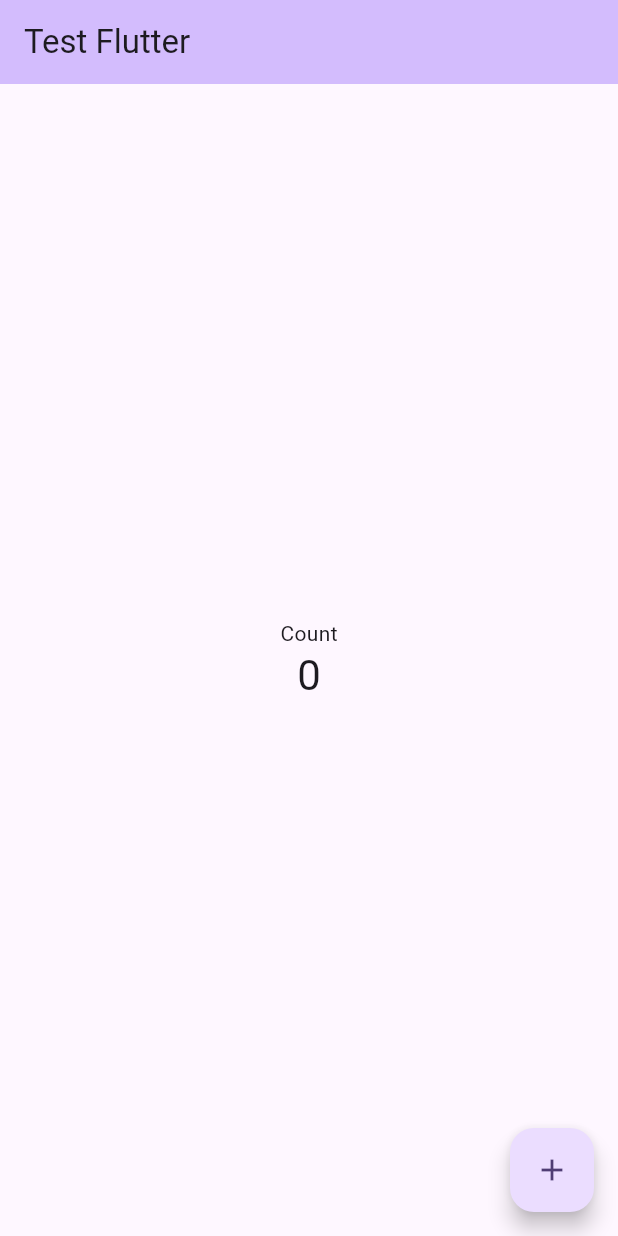
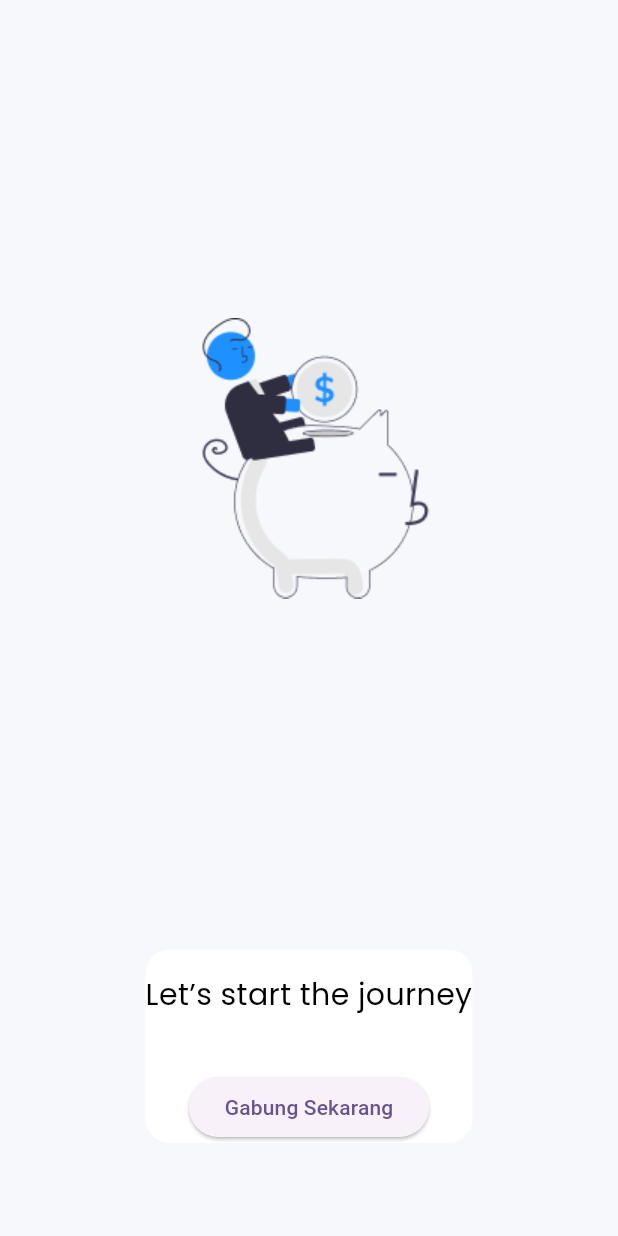
Before and after one commit to faizmuzaki/2117051066-advanced-mobile, a Flutter app: the screen it shows after launch, on a phone screen of 412 x 824 dp. Run offline on Flutter 3.47's test engine with Material 2 defaults, Android fonts, the phone set to English and light mode, and no system bars.

Commit message:
slicing ui

```diff
--- a/lib/main.dart
+++ b/lib/main.dart
@@ -1,4 +1,5 @@
 import 'package:flutter/material.dart';
+import 'package:justduit/screens/onboarding_screen.dart';
 
 void main() {
   runApp(const MyApp());
@@ -11,6 +12,7 @@ class MyApp extends StatelessWidget {
   @override
   Widget build(BuildContext context) {
     return MaterialApp(
+      debugShowCheckedModeBanner: false,
       title: 'Flutter Demo',
       theme: ThemeData(
         // This is the theme of your application.
@@ -31,95 +33,14 @@ class MyApp extends StatelessWidget {
         colorScheme: ColorScheme.fromSeed(seedColor: Colors.deepPurple),
         useMaterial3: true,
       ),
-      home: const MyHomePage(title: 'Test Flutter'),
+      home: const Onboardingscreen(),
+      //   home: Scaffold(a
+      //     body: Center(
+      //       child: Text("Test"),
+      //     ),
+      //   ),
+      // );
+      // }
     );
   }
 }
-
-class MyHomePage extends StatefulWidget {
-  const MyHomePage({super.key, required this.title});
-
-  // This widget is the home page of your application. It is stateful, meaning
-  // that it has a State object (defined below) that contains fields that affect
-  // how it looks.
-
-  // This class is the configuration for the state. It holds the values (in this
-  // case the title) provided by the parent (in this case the App widget) and
-  // used by the build method of the State. Fields in a Widget subclass are
-  // always marked "final".
-
-  final String title;
-
-  @override
-  State<MyHomePage> createState() => _MyHomePageState();
-}
-
-class _MyHomePageState extends State<MyHomePage> {
-  int _counter = 0;
-
-  void _incrementCounter() {
-    setState(() {
-      // This call to setState tells the Flutter framework that something has
-      // changed in this State, which causes it to rerun the build method below
-      // so that the display can reflect the updated values. If we changed
-      // _counter without calling setState(), then the build method would not be
-      // called again, and so nothing would appear to happen.
-      _counter++;
-    });
-  }
-
-  @override
-  Widget build(BuildContext context) {
-    // This method is rerun every time setState is called, for instance as done
-    // by the _incrementCounter method above.
-    //
-    // The Flutter framework has been optimized to make rerunning build methods
-    // fast, so that you can just rebuild anything that needs updating rather
-    // than having to individually change instances of widgets.
-    return Scaffold(
-      appBar: AppBar(
-        // TRY THIS: Try changing the color here to a specific color (to
-        // Colors.amber, perhaps?) and trigger a hot reload to see the AppBar
-        // change color while the other colors stay the same.
-        backgroundColor: Theme.of(context).colorScheme.inversePrimary,
-        // Here we take the value from the MyHomePage object that was created by
-        // the App.build method, and use it to set our appbar title.
-        title: Text(widget.title),
-      ),
-      body: Center(
-        // Center is a layout widget. It takes a single child and positions it
-        // in the middle of the parent.
-        child: Column(
-          // Column is also a layout widget. It takes a list of children and
-          // arranges them vertically. By default, it sizes itself to fit its
-          // children horizontally, and tries to be as tall as its parent.
-          //
-          // Column has various properties to control how it sizes itself and
-          // how it positions its children. Here we use mainAxisAlignment to
-          // center the children vertically; the main axis here is the vertical
-          // axis because Columns are vertical (the cross axis would be
-          // horizontal).
-          //
-          // TRY THIS: Invoke "debug painting" (choose the "Toggle Debug Paint"
-          // action in the IDE, or press "p" in the console), to see the
-          // wireframe for each widget.
-          mainAxisAlignment: MainAxisAlignment.center,
-          children: <Widget>[
-            const Text(
-              'Count',
-            ),
-            Text(
-              '$_counter',
-              style: Theme.of(context).textTheme.headlineMedium,
-            ),
-          ],
-        ),
-      ),
-      floatingActionButton: FloatingActionButton(
-        onPressed: _incrementCounter,
-        tooltip: 'Increment',
-        child: const Icon(Icons.add),
-      ), // This trailing comma makes auto-formatting nicer for build methods.
-    );
-  }
-}
--- /dev/null
+++ b/lib/screens/onboarding_screen.dart
@@ -0,0 +1,57 @@
+import 'package:flutter/material.dart';
+
+class Onboardingscreen extends StatelessWidget {
+  const Onboardingscreen({Key? key}) : super(key: key);
+
+  @override
+  Widget build(BuildContext context) {
+    return Scaffold(
+      backgroundColor: Color(0xFFF6F8FB),
+      body: Column(
+        children: [
+          // Bagian atas dengan gambar
+          Expanded(
+            child: Padding(
+              padding: const EdgeInsets.only(
+                  top: 40.0), // Atur padding di atas gambar
+              child: Image.asset("assets/images/shop.png"),
+            ),
+          ),
+          // Bagian tengah dengan teks dan tombol
+          SafeArea(
+            child: Container(
+              margin: const EdgeInsets.symmetric(vertical: 62, horizontal: 16),
+              decoration: BoxDecoration(
+                color: Colors.white,
+                borderRadius: BorderRadius.circular(16.0), // Atur borderRadius
+              ),
+              child: Column(
+                children: [
+                  const Padding(
+                    padding: EdgeInsets.only(top: 16, bottom: 16),
+                    child: Text(
+                      "Let’s start the journey",
+                      style: TextStyle(
+                        fontSize: 20,
+                        fontFamily: 'Poppins',
+                        color: Colors.black,
+                      ),
+                      textAlign: TextAlign.center,
+                    ),
+                  ),
+                  SizedBox(height: 20), // Jarak antara teks dan tombol
+                  ElevatedButton(
+                    onPressed: () {
+                      // Aksi yang ingin Anda lakukan saat tombol ditekan
+                    },
+                    child: Text("Gabung Sekarang"),
+                  ),
+                ],
+              ),
+            ),
+          ),
+        ],
+      ),
+    );
+  }
+}
```
Also changed, not shown: pubspec.yaml (+10 -13 lines), assets/fonts/Poppins.ttf (added), assets/images/shop.png (added).
